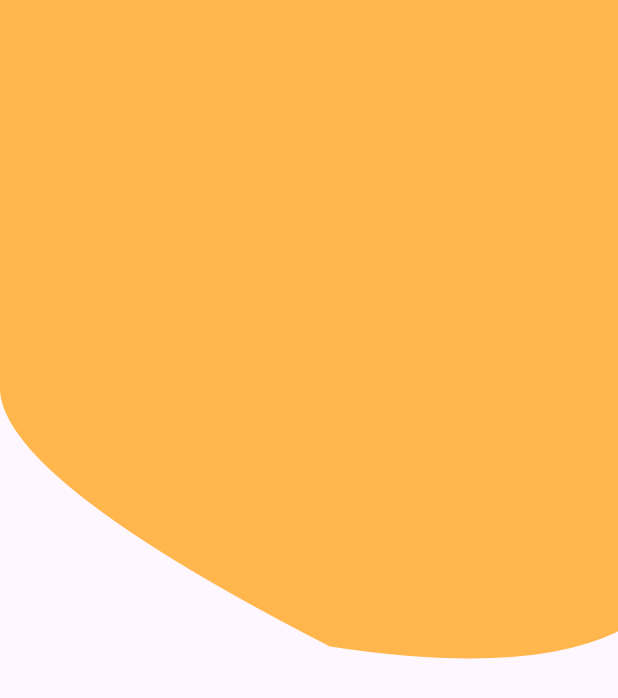
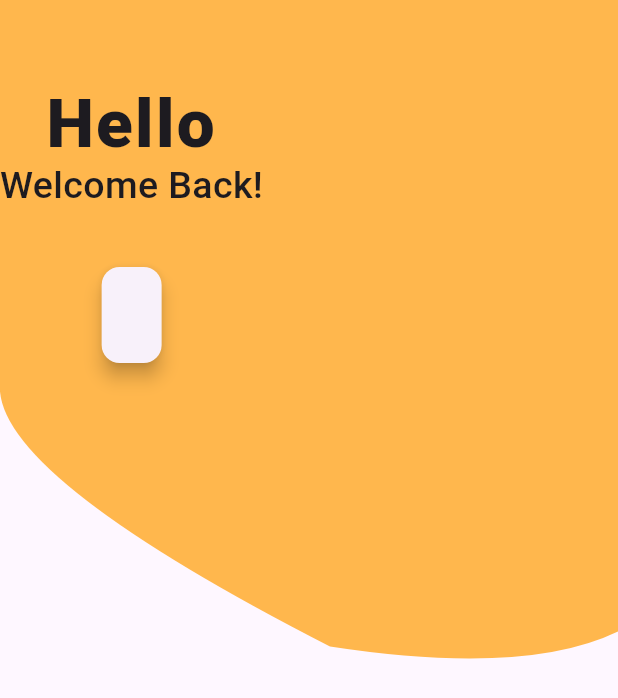
Before and after one commit to Ratndeep1999/signin-and-signup-screen, a Flutter app: the SignupFirstScreen screen opened directly, on a phone screen of 412 x 824 dp. Shown: the top 698 px of the screen. Run offline on Flutter 3.47's test engine with Material 3 defaults, Android fonts, the phone set to English and light mode, and no system bars.

Commit message:
card add

```diff
--- a/lib/signup_first_screen.dart
+++ b/lib/signup_first_screen.dart
@@ -1,6 +1,7 @@
 import 'package:flutter/material.dart';
 
 import 'Custom Widgets/customClippingDesign.dart';
+import 'Custom Widgets/custom_heading.dart';
 
 class SignupFirstScreen extends StatelessWidget {
   const SignupFirstScreen({super.key});
@@ -22,9 +23,24 @@ class SignupFirstScreen extends StatelessWidget {
               mainAxisSize: MainAxisSize.max,
               crossAxisAlignment: CrossAxisAlignment.center,
               children: [
+                /// Heading Text
+                CustomHeading(bigText: "Hello\n", smallText: "Welcome Back!"),
+                const SizedBox(height: 40),
 
+                /// Card
+                Card(
+                  margin: EdgeInsets.symmetric(horizontal: 20.0),
+                  elevation: 5.0,
+                  child: Padding(
+                    /// Content Padding
+                    padding: const EdgeInsets.symmetric(
+                      horizontal: 20.0,
+                      vertical: 32.0,
+                    ),
+                  ),
+                ),
               ],
-            )
+            ),
           ],
         ),
       ),
```
